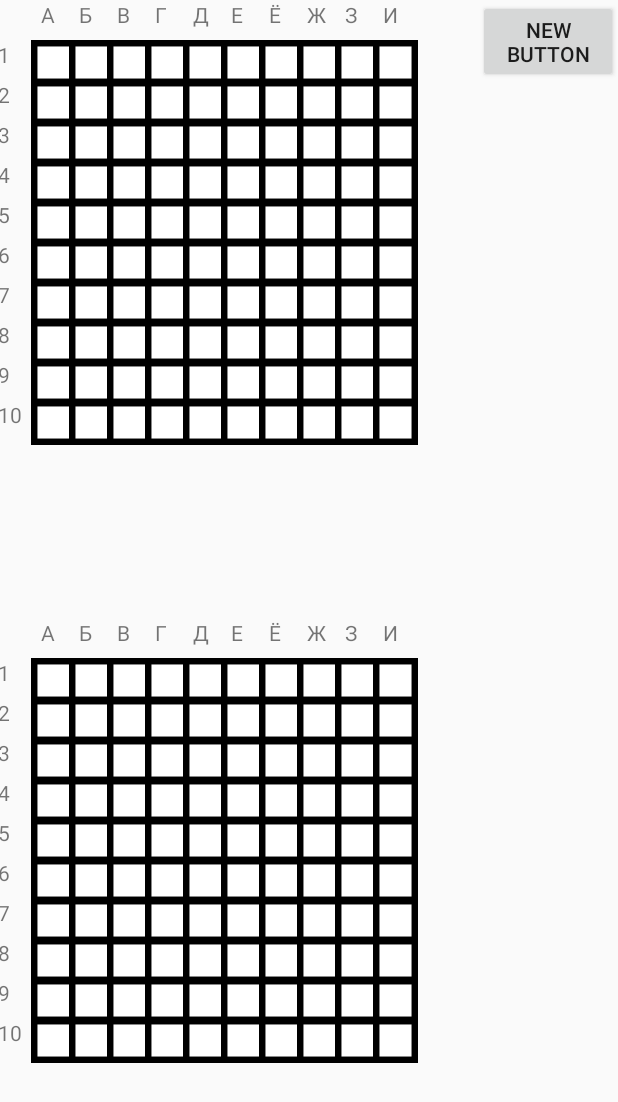
After one commit to Kamys/SeaFight2, an Android app: the BattlefieldActivity screen opened directly, with no data from a screen before it, on a phone screen of 412 x 824 dp. The commit adds this screen. Shown: the top 1102 px of the screen. Run offline under Robolectric (Android 15) with nearby library versions, the phone set to English and light mode, and no system bars; 3 statements that could not run were skipped.

Commit message:
Adding Activity battlefield.

```diff
--- a/app/build.gradle
+++ b/app/build.gradle
@@ -3,7 +3,6 @@ apply plugin: 'com.android.application'
 android {
     compileSdkVersion 21
     buildToolsVersion "23.0.2"
-
     defaultConfig {
         applicationId "hnkntoc.com.seafight2"
         minSdkVersion 14
@@ -17,6 +16,8 @@ android {
             proguardFiles getDefaultProguardFile('proguard-android.txt'), 'proguard-rules.pro'
         }
     }
+    productFlavors {
+    }
 }
 
 dependencies {
--- /dev/null
+++ b/app/src/main/java/hnkntoc/com/seafight2/Activity/BattlefieldActivity.java
@@ -0,0 +1,36 @@
+package hnkntoc.com.seafight2.Activity;
+
+import android.os.Bundle;
+import android.support.annotation.Nullable;
+import android.support.v4.app.FragmentActivity;
+
+
+import java.util.ArrayList;
+
+import hnkntoc.com.seafight2.Activity.fragment.PlayingFieldFragment;
+import hnkntoc.com.seafight2.Calculate.ShipDraw;
+import hnkntoc.com.seafight2.Game.Field.Cell;
+import hnkntoc.com.seafight2.Game.Ship;
+import hnkntoc.com.seafight2.R;
+
+/**
+ * Created by HNKNTOC on 22.11.2015.
+ */
+public class BattlefieldActivity extends FragmentActivity {
+
+    @Override
+    protected void onCreate(@Nullable Bundle savedInstanceState) {
+        super.onCreate(savedInstanceState);
+        setContentView(R.layout.battl);
+
+        PlayingFieldFragment fragment = (PlayingFieldFragment) getFragmentManager().findFragmentById(R.id.fragment1);
+
+        Cell[][] cells = fragment.getListCell();
+
+        for (Ship ship: (ArrayList<Ship>) getIntent().getSerializableExtra("list")) {
+            ShipDraw shipDraw = new ShipDraw(cells,ship,ship.getColumns(),ship.getRows());
+            shipDraw.action();
+        }
+
+    }
+}
--- a/app/src/main/java/hnkntoc/com/seafight2/Activity/fragment/PlayingFieldFragment.java
+++ b/app/src/main/java/hnkntoc/com/seafight2/Activity/fragment/PlayingFieldFragment.java
@@ -1,12 +1,16 @@
 package hnkntoc.com.seafight2.Activity.fragment;
 
 import android.app.Fragment;
+import android.content.res.Resources;
 import android.os.Bundle;
 import android.support.annotation.Nullable;
 import android.util.Log;
 import android.view.LayoutInflater;
+import android.view.MotionEvent;
 import android.view.View;
 import android.view.ViewGroup;
+import android.widget.ArrayAdapter;
+import android.widget.GridView;
 import android.widget.TableLayout;
 import android.widget.TableRow;
 import android.widget.TextView;
--- a/app/src/main/java/hnkntoc/com/seafight2/Game/GameObject.java
+++ b/app/src/main/java/hnkntoc/com/seafight2/Game/GameObject.java
@@ -2,13 +2,15 @@ package hnkntoc.com.seafight2.Game;
 
 
 import android.util.Log;
+
+import java.io.Serializable;
 
 import hnkntoc.com.seafight2.Game.Field.Cell;
 
 /**
  * Интерфейс от которого наследуются все отображаемые объекты на игровом поле
  */
-public class GameObject {
+public class GameObject implements Serializable {
     protected int resorseId;
 
     public GameObject(int resorseId) {
--- a/app/src/main/java/hnkntoc/com/seafight2/Game/Ship.java
+++ b/app/src/main/java/hnkntoc/com/seafight2/Game/Ship.java
@@ -1,5 +1,7 @@
 package hnkntoc.com.seafight2.Game;
 
+
+import java.io.Serializable;
 
 import hnkntoc.com.seafight2.Calculate.CalculateCoorShip;
 import hnkntoc.com.seafight2.Calculate.ShipDelet;
@@ -10,9 +12,7 @@ import hnkntoc.com.seafight2.Game.Field.Cell;
 /**
  * Created by HNKNTOC on 10.11.2015.
  */
-public class Ship extends GameObject {
-
-    private static final String TAG = "Ship";
+public class Ship extends GameObject{
 
     private int size;
     private boolean state;
--- /dev/null
+++ b/app/src/main/res/layout/battl.xml
@@ -0,0 +1,35 @@
+<?xml version="1.0" encoding="utf-8"?>
+<LinearLayout xmlns:android="http://schemas.android.com/apk/res/android"
+    xmlns:tools="http://schemas.android.com/tools"
+    android:orientation="vertical" android:layout_width="match_parent"
+    android:layout_height="match_parent">
+
+    <LinearLayout
+        android:orientation="horizontal"
+        android:layout_width="match_parent"
+        android:layout_height="match_parent"
+        android:layout_weight="1">
+    <fragment
+        android:layout_width="wrap_content"
+        android:layout_height="wrap_content"
+        android:name="hnkntoc.com.seafight2.Activity.fragment.PlayingFieldFragment"
+        android:id="@+id/fragment1"
+        android:layout_weight="5"
+        tools:layout="@layout/fragment_field" />
+
+        <Button
+            android:layout_width="wrap_content"
+            android:layout_height="wrap_content"
+            android:text="New Button"
+            android:id="@+id/button5"
+            android:layout_weight="1"/>
+    </LinearLayout>
+
+    <fragment
+        android:layout_width="wrap_content"
+        android:layout_height="wrap_content"
+        android:name="hnkntoc.com.seafight2.Activity.fragment.PlayingFieldFragment"
+        android:id="@+id/fragment2"
+        android:layout_weight="1"
+        tools:layout="@layout/fragment_field" />
+</LinearLayout>
```
Also changed, not shown: app/src/main/AndroidManifest.xml (+7 -2 lines), app/src/main/java/hnkntoc/com/seafight2/Activity/PlanningActivity.java (+7 -7 lines), app/src/main/java/hnkntoc/com/seafight2/Activity/fragment/ImageAdapter.java (added, +54 -0 lines), app/src/main/java/hnkntoc/com/seafight2/Activity/fragment/PlayingFieldFragment2.java (added, +57 -0 lines), app/src/main/res/layout/activity_planning.xml (+4 -4 lines), app/src/main/res/layout/fragment_field2.xml (added, +14 -0 lines), app/src/main/res/layout/test.xml (+43 -47 lines).
